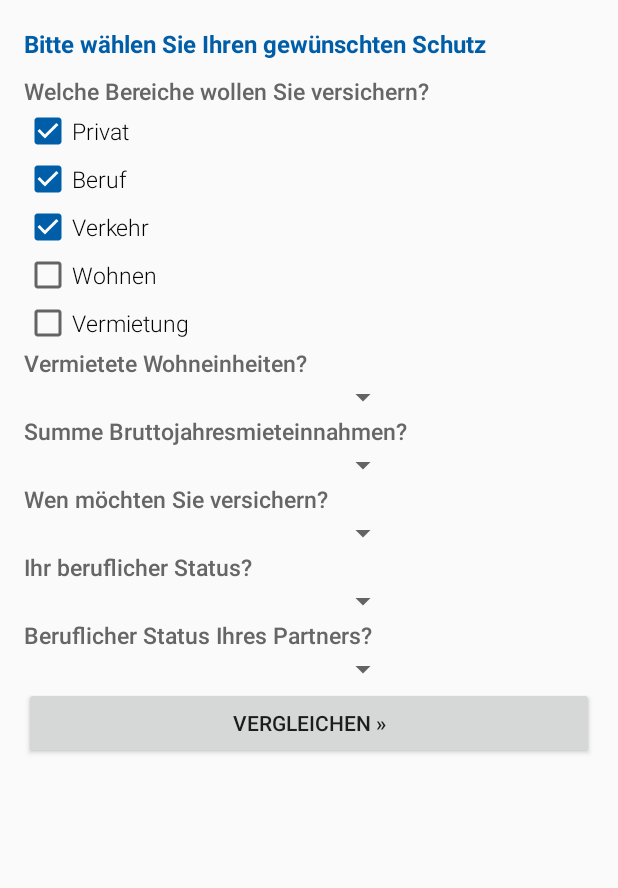
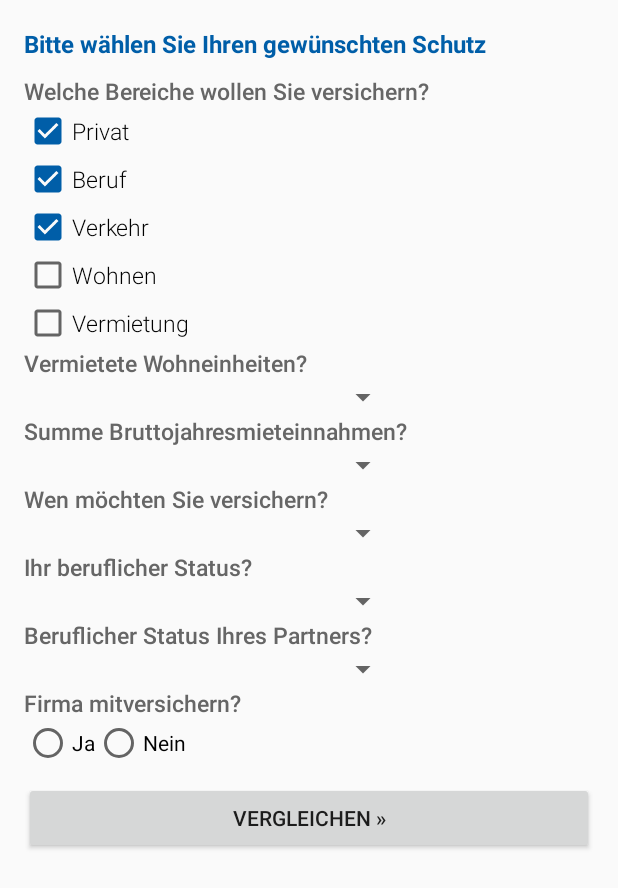
Before and after one commit to liviuignat/rs.android, an Android app: the layout search_activity.xml on its own in the app's theme, with its tools: preview values and no code run, on a phone screen of 412 x 824 dp. Shown: the top 888 px of the screen. Run offline under Robolectric (Android 15) with nearby library versions, the phone set to English and light mode, and no system bars.

Commit message:
Add radio button list for yes/no toggle control

```diff
--- a/app/src/main/res/layout/search_activity.xml
+++ b/app/src/main/res/layout/search_activity.xml
@@ -1,5 +1,7 @@
 <?xml version="1.0" encoding="utf-8"?>
-<ScrollView xmlns:android="http://schemas.android.com/apk/res/android"
+<ScrollView
+    xmlns:android="http://schemas.android.com/apk/res/android"
+    xmlns:app="http://schemas.android.com/apk/res-auto"
     android:layout_width="match_parent"
     android:layout_height="match_parent">
 <LinearLayout
@@ -127,10 +129,38 @@
             android:id="@+id/partnerEmploymentStatus"/>
     </LinearLayout>
 
+    <LinearLayout
+        android:id="@+id/wantsBusinessContainer"
+        android:layout_width="match_parent"
+        android:layout_height="wrap_content"
+        android:orientation="vertical">
+
+        <TextView
+            android:layout_width="wrap_content"
+            android:layout_height="wrap_content"
+            style="@style/FormElementLabelTextView"
+            android:text="Firma mitversichern?"/>
+        <RadioGroup
+            android:layout_width="wrap_content"
+            android:layout_height="wrap_content"
+            android:orientation="horizontal">
+            <RadioButton android:id="@+id/wantsBusiness_yes"
+                android:layout_width="wrap_content"
+                android:layout_height="wrap_content"
+                android:text="Ja"/>
+            <RadioButton android:id="@+id/wantsBusiness_no"
+                android:layout_width="wrap_content"
+                android:layout_height="wrap_content"
+                android:text="Nein"/>
+        </RadioGroup>
+
+    </LinearLayout>
+
     <Button
         android:layout_width="match_parent"
         android:layout_height="wrap_content"
         android:id="@+id/searchButton"
+        android:layout_marginTop="10dp"
         android:text="vergleichen »"/>
 
 </LinearLayout>
```
